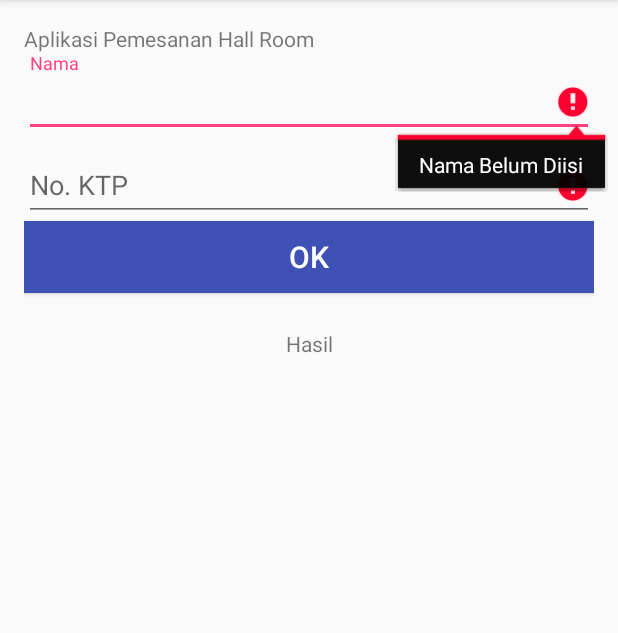
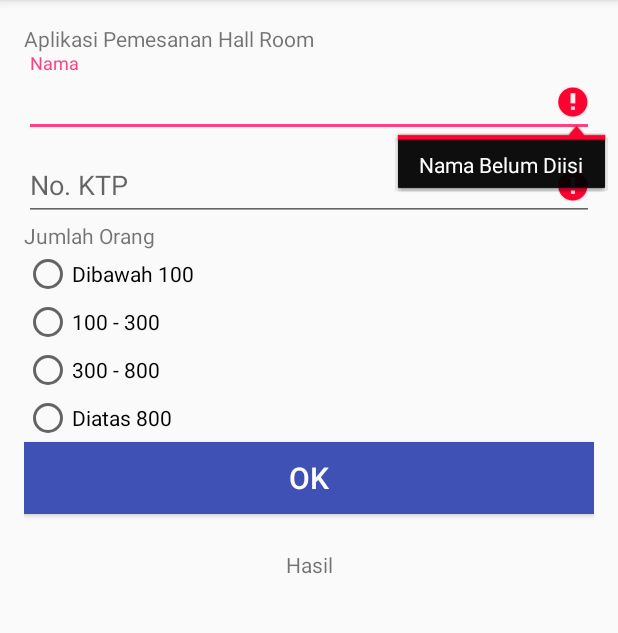
Before and after one commit to RifaniIra/Aplikasi-Booking-Hall-Room, an Android app: the screen it shows after launch (MainActivity), after a tap on "OK", on a phone screen of 412 x 824 dp, the part 84-717 px from its top. Run offline under Robolectric (Android 15) with nearby library versions, the phone set to English and light mode, and no system bars.

Commit message:
Project Commit 3

```diff
--- a/app/src/main/java/id/sch/smktelkom_mlg/learn/aplikasibookinghallroom/MainActivity.java
+++ b/app/src/main/java/id/sch/smktelkom_mlg/learn/aplikasibookinghallroom/MainActivity.java
@@ -5,12 +5,15 @@ import android.os.Bundle;
 import android.view.View;
 import android.widget.Button;
 import android.widget.EditText;
+import android.widget.RadioButton;
+import android.widget.RadioGroup;
 import android.widget.TextView;
 
 public class MainActivity extends AppCompatActivity {
     EditText etNama;
     EditText etNomor;
     Button bOK;
+    RadioGroup rgJumlah;
     TextView tvHasil;
 
     @Override
@@ -21,6 +24,7 @@ public class MainActivity extends AppCompatActivity {
         etNama = (EditText) findViewById(R.id.editTextNama);
         etNomor = (EditText) findViewById(R.id.editTextNomor);
         bOK = (Button) findViewById(R.id.buttonOK);
+        rgJumlah = (RadioGroup) findViewById(R.id.radioGroupJumlah);
         tvHasil = (TextView) findViewById(R.id.textViewHasil);
 
         bOK.setOnClickListener(new View.OnClickListener() {
@@ -34,10 +38,19 @@ public class MainActivity extends AppCompatActivity {
     }
 
     private void doProcess() {
+        String hasil = null;
+        if(rgJumlah.getCheckedRadioButtonId()!=-1)
+        {
+            RadioButton rb = (RadioButton)
+                    findViewById(rgJumlah.getCheckedRadioButtonId());
+            hasil = rb.getText().toString();
+        }
+
         if(isValid()) {
             String nama = etNama.getText().toString();
             int nomor = Integer.parseInt(etNomor.getText().toString());
-            tvHasil.setText(nama + "No. KTP = " + nomor);
+            tvHasil.setText(nama + "No. KTP = " + nomor + "Jumlah " + hasil);
+
         }
     }
 
@@ -46,6 +59,7 @@ public class MainActivity extends AppCompatActivity {
 
         String nama = etNama.getText().toString();
         String nomor = etNomor.getText().toString();
+
 
         if(nama.isEmpty())
         {
@@ -70,6 +84,9 @@ public class MainActivity extends AppCompatActivity {
         else {
             etNomor.setError(null);
         }
+
+
+
         return valid;
     }
 }
--- a/app/src/main/res/layout/activity_main.xml
+++ b/app/src/main/res/layout/activity_main.xml
@@ -42,6 +42,41 @@
             android:inputType="numberSigned" />
     </android.support.design.widget.TextInputLayout>
 
+    <TextView
+        android:text="Jumlah Orang"
+        android:layout_width="wrap_content"
+        android:layout_height="wrap_content" />
+
+    <RadioGroup
+        android:layout_width="match_parent"
+        android:layout_height="wrap_content"
+        android:id="@+id/radioGroupJumlah">
+
+        <RadioButton
+            android:layout_width="wrap_content"
+            android:layout_height="wrap_content"
+            android:text="Dibawah 100"
+            android:id="@+id/radioButtonBawah" />
+
+        <RadioButton
+            android:layout_width="wrap_content"
+            android:layout_height="wrap_content"
+            android:text="100 - 300"
+            android:id="@+id/radioButtonTengah" />
+
+        <RadioButton
+            android:layout_width="wrap_content"
+            android:layout_height="wrap_content"
+            android:text="300 - 800"
+            android:id="@+id/radioButtonAtas" />
+
+        <RadioButton
+            android:layout_width="wrap_content"
+            android:layout_height="wrap_content"
+            android:text="Diatas 800"
+            android:id="@+id/radioButtonAtasB" />
+    </RadioGroup>
+
     <Button
         android:layout_width="match_parent"
         android:layout_height="wrap_content"
@@ -59,4 +94,5 @@
         android:layout_height="wrap_content"
         android:text="Hasil"
         android:id="@+id/textViewHasil" />
+
 </LinearLayout>
```
